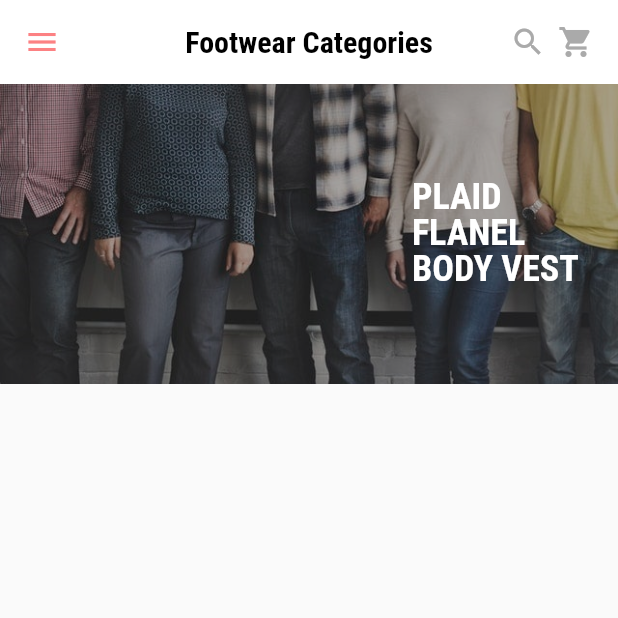
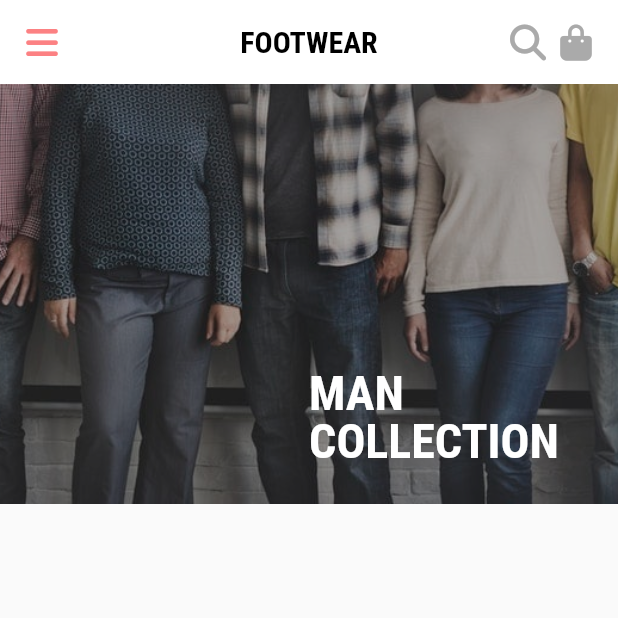
Before and after one commit to stewartrule/veera, a Flutter app: the screen it shows after launch, on a phone screen of 412 x 824 dp, the top half of it. Run offline on Flutter 3.47's test engine with Material 2 defaults, Android fonts, the phone set to English and light mode, and no system bars; our stand-ins replace flutter_redux, font_awesome_flutter, redux; generated files the repository leaves out were written again; network calls fail.

```diff
--- a/lib/app.dart
+++ b/lib/app.dart
@@ -37,7 +37,7 @@ class App extends StatelessWidget {
         initialRoute: Routes.FootwearCategories,
         routes: {
           Routes.FootwearCategories: (BuildContext context) =>
-              FootwearCategoriesScreen(title: 'Footwear Categories'),
+              FootwearCategoriesScreen(title: 'FOOTWEAR'),
           Routes.Account: (BuildContext context) =>
               AccountScreen(title: 'Account'),
           Routes.Footwear: (BuildContext context) =>
--- a/lib/screens/footwear_categories_screen.dart
+++ b/lib/screens/footwear_categories_screen.dart
@@ -1,10 +1,13 @@
 import 'package:flutter/material.dart';
-import '../models/settings_model.dart';
-import '../models/footwear_category_model.dart';
+
 import 'package:flutter_redux/flutter_redux.dart';
+
+import 'package:font_awesome_flutter/font_awesome_flutter.dart';
 
 import '../reducers/root_reducer.dart';
 import './footwear_category_screen.dart';
+import '../models/settings_model.dart';
+import '../models/footwear_category_model.dart';
 
 import '../widgets/cover_image.dart';
 
@@ -46,28 +49,25 @@ class FootwearCategoriesScreen extends StatelessWidget {
                             ),
                           ),
                         ),
-                        height: 200,
-                        alignment: Alignment.center,
+                        height: 280,
                         child: Stack(
-                          alignment: Alignment.center,
                           children: <Widget>[
                             Container(
                               color: Color.fromARGB(90, 0, 0, 0),
                             ),
                             Positioned(
-                              left: (size.width / 3) * 2,
-                              top: 0,
-                              bottom: 0,
+                              left: (size.width / 2),
+                              bottom: 24,
                               right: 16,
                               child: Align(
                                 alignment: Alignment.center,
                                 child: Text(
-                                  'PLAID FLANEL BODY VEST',
+                                  'MAN COLLECTION',
                                   style: TextStyle(
                                     fontFamily: 'RobotoCondensed',
                                     fontWeight: FontWeight.w600,
                                     color: Color(0xffffffff),
-                                    fontSize: 24,
+                                    fontSize: 32,
                                     height: 1,
                                   ),
                                 ),
@@ -118,7 +118,7 @@ class TopBar extends StatelessWidget implements PreferredSizeWidget {
         color: Color(0xfffc8183),
       ),
       backgroundColor: Colors.white,
-      leading: Icon(Icons.menu),
+      leading: Icon(FontAwesomeIcons.bars),
       title: Text(
         title,
         style: TextStyle(
@@ -129,12 +129,12 @@ class TopBar extends StatelessWidget implements PreferredSizeWidget {
       ),
       actions: <Widget>[
         Icon(
-          Icons.search,
+          FontAwesomeIcons.search,
           color: Color(0xffaaaaaa),
         ),
         SizedBox(width: 8),
         Icon(
-          Icons.shopping_cart,
+          FontAwesomeIcons.shoppingBag,
           color: Color(0xffaaaaaa),
         ),
         SizedBox(width: 16),
--- a/lib/screens/footwear_screen.dart
+++ b/lib/screens/footwear_screen.dart
@@ -72,7 +72,7 @@ class FootwearItem extends StatelessWidget {
         children: [
           CoverImage(
             width: double.infinity,
-            height: 200,
+            height: 240,
             image: product.image,
           ),
           SizedBox(height: 8),
```
Also changed, not shown: lib/screens/footwear_category_screen.dart (+94 -33 lines), lib/screens/footwear_detail_screen.dart (+25 -5 lines), 2 other files.
